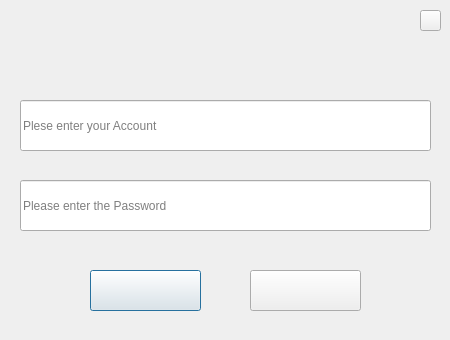
First picture: the form in dailyplan-code/dialog.ui, repository Dietes/Daily-planner, before the edit.
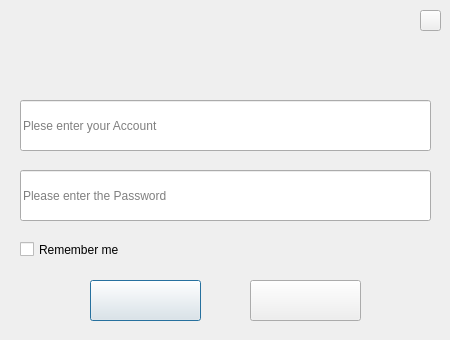
Second picture: the form after the edit. Icons and pictures are not drawn.

Patch:
```diff
--- a/dailyplan-code/dialog.ui
+++ b/dailyplan-code/dialog.ui
@@ -26,7 +26,7 @@
    <property name="geometry">
     <rect>
      <x>90</x>
-     <y>270</y>
+     <y>280</y>
      <width>111</width>
      <height>41</height>
     </rect>
@@ -42,7 +42,7 @@
    <property name="geometry">
     <rect>
      <x>250</x>
-     <y>270</y>
+     <y>280</y>
      <width>111</width>
      <height>41</height>
     </rect>
@@ -93,7 +93,7 @@
    <property name="geometry">
     <rect>
      <x>20</x>
-     <y>180</y>
+     <y>170</y>
      <width>411</width>
      <height>51</height>
     </rect>
@@ -108,6 +108,22 @@
     <string>Please enter the Password</string>
    </property>
   </widget>
+  <widget class="QCheckBox" name="rem_pwd">
+   <property name="geometry">
+    <rect>
+     <x>20</x>
+     <y>240</y>
+     <width>201</width>
+     <height>19</height>
+    </rect>
+   </property>
+   <property name="styleSheet">
+    <string notr="true">border-image: url(:/myjpg/未标题-1.jpg);</string>
+   </property>
+   <property name="text">
+    <string>Remember me</string>
+   </property>
+  </widget>
  </widget>
  <resources/>
  <connections>
```
Left out of the diff: 2 changed lines with no effect on the pictures.
